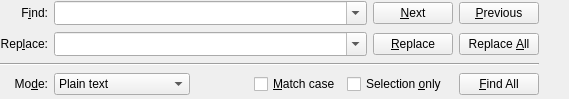
This is part/search/searchbarpower.ui in KDE/kate as Qt 5 draws it before an edit. The edited form follows.
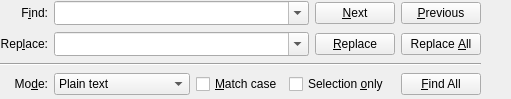
This is the edited form. Icons and pictures are not drawn. Custom widgets are drawn as their Qt base class.

Commit message: change size constraints no jumping windows anymore BUG: 301590

Diff of the .ui file:
```diff
--- a/part/search/searchbarpower.ui
+++ b/part/search/searchbarpower.ui
@@ -7,12 +7,12 @@
    <rect>
     <x>0</x>
     <y>0</y>
-    <width>569</width>
+    <width>100</width>
     <height>99</height>
    </rect>
   </property>
   <property name="sizePolicy">
-   <sizepolicy hsizetype="Preferred" vsizetype="Minimum">
+   <sizepolicy hsizetype="Expanding" vsizetype="Minimum">
     <horstretch>0</horstretch>
     <verstretch>0</verstretch>
    </sizepolicy>
```
The commit also changes 2 other files.
